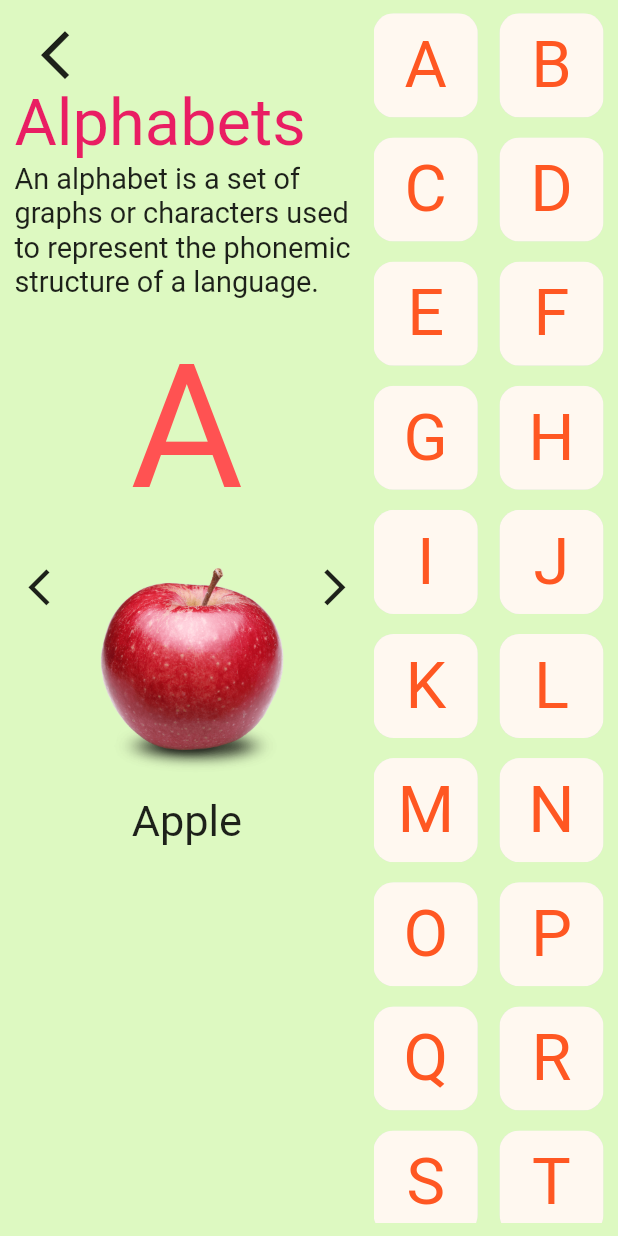
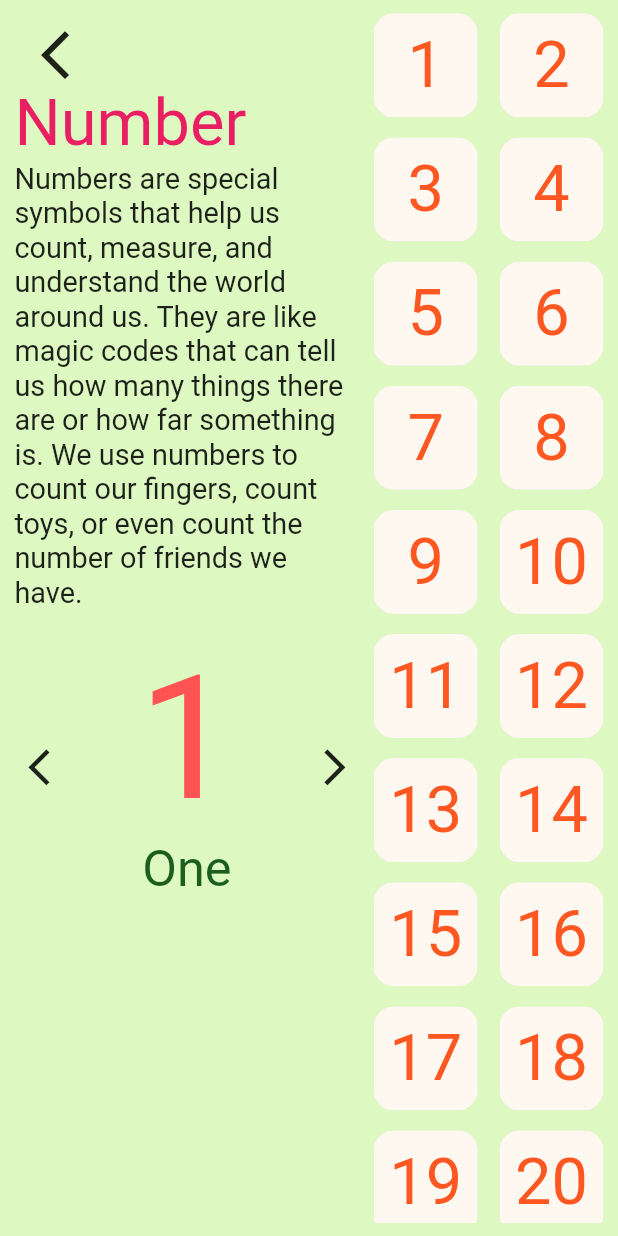
Before and after one commit to NasShihab/kids_time, a Flutter app: the screen it shows after launch, after a tap on "Number", on a phone screen of 412 x 824 dp. Run offline on Flutter 3.47's test engine with Material 2 defaults, Android fonts, the phone set to English and light mode, and no system bars; our stand-ins replace flutter_screenutil, get, google_fonts; Roboto replaces fonts that are missing (Fruktur, Skranji).

Commit message:
number page

```diff
--- a/lib/home_page/category/alphabet/alphabet.dart
+++ b/lib/home_page/category/alphabet/alphabet_page.dart
@@ -3,8 +3,8 @@ import 'package:flutter_screenutil/flutter_screenutil.dart';
 import 'package:kids_time/custom_height.dart';
 import 'package:kids_time/home_page/category/alphabet/alphabet_widget.dart';
 
-class Alphabet extends StatelessWidget {
-  const Alphabet({Key? key}) : super(key: key);
+class AlphabetPage extends StatelessWidget {
+  const AlphabetPage({Key? key}) : super(key: key);
 
   @override
   Widget build(BuildContext context) {
--- a/lib/home_page/category/alphabet/alphabet_widget.dart
+++ b/lib/home_page/category/alphabet/alphabet_widget.dart
@@ -142,7 +142,6 @@ class ContentShow extends StatelessWidget {
 class AlphabetGridView extends StatelessWidget {
   const AlphabetGridView({Key? key}) : super(key: key);
 
-
   @override
   Widget build(BuildContext context) {
     return GridView.builder(
@@ -187,3 +186,51 @@ class AlphabetGridView extends StatelessWidget {
     );
   }
 }
+
+class NumericGridView extends StatelessWidget {
+  const NumericGridView({Key? key}) : super(key: key);
+
+  @override
+  Widget build(BuildContext context) {
+    return GridView.builder(
+      shrinkWrap: true,
+      gridDelegate: SliverGridDelegateWithFixedCrossAxisCount(
+          crossAxisSpacing: 15.w, mainAxisSpacing: 15.h, crossAxisCount: 2),
+      itemCount: numberData.length,
+      itemBuilder: (context, index) {
+        return ClipRRect(
+          borderRadius: BorderRadius.circular(15.r),
+          child: Material(
+            child: InkWell(
+              splashColor: Colors.deepPurple,
+              onTap: () {
+                controller.updateIndex(index);
+              },
+              child: Ink(
+                height: 70.h,
+                width: 50.w,
+                decoration: BoxDecoration(
+                  color: const Color(0xFFfff8f0),
+                  boxShadow: [
+                    BoxShadow(
+                      color: Colors.black.withOpacity(0.15),
+                      offset: const Offset(0, 1),
+                      blurRadius: 2.0,
+                    ),
+                  ],
+                ),
+                child: Center(
+                  child: Text(
+                    numberData[index].numeric.toString(),
+                    style: GoogleFonts.fruktur(
+                        color: Colors.deepOrange, fontSize: 45.sp),
+                  ),
+                ),
+              ),
+            ),
+          ),
+        );
+      },
+    );
+  }
+}
--- a/lib/home_page/category/alphabet/data_model.dart
+++ b/lib/home_page/category/alphabet/data_model.dart
@@ -144,135 +144,62 @@ List<FruitData> fruitList = [
       description: 'Apple is red'),
 ];
 
-List<FruitData> number = [
-  FruitData(
-      title: 'Apple',
-      alphabet: '1',
-      image: 'images/fruits/apple.png',
-      description: 'Apple is red'),
-  FruitData(
-      title: 'Banana',
-      alphabet: '2',
-      image: 'images/fruits/banana.png',
-      description: 'Apple is red'),
-  FruitData(
-      title: 'Cherry',
-      alphabet: '3',
-      image: 'images/fruits/cherry.png',
-      description: 'Apple is red'),
-  FruitData(
-      title: 'Date',
-      alphabet: '4',
-      image: 'images/fruits/date.png',
-      description: 'Apple is red'),
-  FruitData(
-      title: 'Elderberry',
-      alphabet: 'E',
-      image: 'images/fruits/elderberry.png',
-      description: 'Apple is red'),
-  FruitData(
-      title: 'Fig',
-      alphabet: 'F',
-      image: 'images/fruits/fig.png',
-      description: 'Apple is red'),
-  FruitData(
-      title: 'Grape',
-      alphabet: 'G',
-      image: 'images/fruits/grape.png',
-      description: 'Apple is red'),
-  FruitData(
-      title: 'Huckleberry',
-      alphabet: 'H',
-      image: 'images/fruits/huckleberry.png',
-      description: 'Apple is red'),
-  FruitData(
-      title: 'I',
-      alphabet: 'I',
-      image: 'images/a.png',
-      description: 'Apple is red'),
-  FruitData(
-      title: 'Jack fruit',
-      alphabet: 'J',
-      image: 'images/fruits/jackfruit.png',
-      description: 'Apple is red'),
-  FruitData(
-      title: 'Kumquat',
-      alphabet: 'K',
-      image: 'images/fruits/kumquat.png',
-      description: 'Apple is red'),
-  FruitData(
-      title: 'Lemon',
-      alphabet: 'L',
-      image: 'images/fruits/lemon.png',
-      description: 'Apple is red'),
-  FruitData(
-      title: 'Mango',
-      alphabet: 'M',
-      image: 'images/fruits/mango.png',
-      description: 'Apple is red'),
-  FruitData(
-      title: 'N',
-      alphabet: 'N',
-      image: 'images/fruits/apple.png',
-      description: 'Apple is red'),
-  FruitData(
-      title: 'Orange',
-      alphabet: 'O',
-      image: 'images/fruits/orange.png',
-      description: 'Apple is red'),
-  FruitData(
-      title: 'Pineapple',
-      alphabet: 'P',
-      image: 'images/fruits/pineapple.png',
-      description: 'Apple is red'),
-  FruitData(
-      title: 'Quince',
-      alphabet: 'Q',
-      image: 'images/fruits/quince.png',
-      description: 'Apple is red'),
-  FruitData(
-      title: 'R',
-      alphabet: 'R',
-      image: 'images/fruits/apple.png',
-      description: 'Apple is red'),
-  FruitData(
-      title: 'Strawberry',
-      alphabet: 'S',
-      image: 'images/fruits/strawberry.png',
-      description: 'Apple is red'),
-  FruitData(
-      title: 'T',
-      alphabet: 'T',
-      image: 'images/fruits/apple.png',
-      description: 'Apple is red'),
-  FruitData(
-      title: 'U',
-      alphabet: 'U',
-      image: 'images/fruits/apple.png',
-      description: 'Apple is red'),
-  FruitData(
-      title: 'V',
-      alphabet: 'V',
-      image: 'images/fruits/apple.png',
-      description: 'Apple is red'),
-  FruitData(
-      title: 'Watermelon',
-      alphabet: 'W',
-      image: 'images/fruits/apple.png',
-      description: 'Apple is red'),
-  FruitData(
-      title: 'X',
-      alphabet: 'X',
-      image: 'images/fruits/apple.png',
-      description: 'Apple is red'),
-  FruitData(
-      title: 'Y',
-      alphabet: 'Y',
-      image: 'images/fruits/apple.png',
-      description: 'Apple is red'),
-  FruitData(
-      title: 'Z',
-      alphabet: 'Z',
-      image: 'images/fruits/apple.png',
-      description: 'Apple is red'),
+class NumericData {
+  String numeric;
+  String numericTitle;
+
+  NumericData({required this.numeric, required this.numericTitle});
+}
+
+List<NumericData> numberData = [
+  NumericData(numeric: '1', numericTitle: 'One'),
+  NumericData(numeric: '2', numericTitle: 'Two'),
+  NumericData(numeric: '3', numericTitle: 'Three'),
+  NumericData(numeric: '4', numericTitle: 'Four'),
+  NumericData(numeric: '5', numericTitle: 'Five'),
+  NumericData(numeric: '6', numericTitle: 'Six'),
+  NumericData(numeric: '7', numericTitle: 'Seven'),
+  NumericData(numeric: '8', numericTitle: 'Eight'),
+  NumericData(numeric: '9', numericTitle: 'Nine'),
+  NumericData(numeric: '10', numericTitle: 'Ten'),
+  NumericData(numeric: '11', numericTitle: 'Eleven'),
+  NumericData(numeric: '12', numericTitle: 'Twelve'),
+  NumericData(numeric: '13', numericTitle: 'Thirteen'),
+  NumericData(numeric: '14', numericTitle: 'Fourteen'),
+  NumericData(numeric: '15', numericTitle: 'Fifteen'),
+  NumericData(numeric: '16', numericTitle: 'Sixteen'),
+  NumericData(numeric: '17', numericTitle: 'Seventeen'),
+  NumericData(numeric: '18', numericTitle: 'Eighteen'),
+  NumericData(numeric: '19', numericTitle: 'Nineteen'),
+  NumericData(numeric: '20', numericTitle: 'Twenty'),
+  NumericData(numeric: '21', numericTitle: 'Twenty one'),
+  NumericData(numeric: '22', numericTitle: 'Twenty two'),
+  NumericData(numeric: '23', numericTitle: 'Twenty three'),
+  NumericData(numeric: '24', numericTitle: 'Twenty four'),
+  NumericData(numeric: '25', numericTitle: 'Twenty five'),
+  NumericData(numeric: '26', numericTitle: 'Twenty six'),
+  NumericData(numeric: '27', numericTitle: 'Twenty seven'),
+  NumericData(numeric: '28', numericTitle: 'Twenty eight'),
+  NumericData(numeric: '29', numericTitle: 'Twenty nine'),
+  NumericData(numeric: '30', numericTitle: 'Thirty'),
+  NumericData(numeric: '31', numericTitle: 'Thirty one'),
+  NumericData(numeric: '32', numericTitle: 'Thirty two'),
+  NumericData(numeric: '33', numericTitle: 'Thirty three'),
+  NumericData(numeric: '34', numericTitle: 'Thirty four'),
+  NumericData(numeric: '35', numericTitle: 'Thirty five'),
+  NumericData(numeric: '36', numericTitle: 'Thirty six'),
+  NumericData(numeric: '37', numericTitle: 'Thirty seven'),
+  NumericData(numeric: '38', numericTitle: 'Thirty eight'),
+  NumericData(numeric: '39', numericTitle: 'Thirty nine'),
+  NumericData(numeric: '40', numericTitle: 'Forty'),
+  NumericData(numeric: '41', numericTitle: 'Forty one'),
+  NumericData(numeric: '42', numericTitle: 'Forty two'),
+  NumericData(numeric: '43', numericTitle: 'Forty three'),
+  NumericData(numeric: '44', numericTitle: 'Forty four'),
+  NumericData(numeric: '45', numericTitle: 'Forty five'),
+  NumericData(numeric: '46', numericTitle: 'Forty six'),
+  NumericData(numeric: '47', numericTitle: 'Forty seven'),
+  NumericData(numeric: '48', numericTitle: 'Forty eight'),
+  NumericData(numeric: '49', numericTitle: 'Forty nine'),
+  NumericData(numeric: '50', numericTitle: 'Fifty'),
 ];
--- a/lib/home_page/category/category_model.dart
+++ b/lib/home_page/category/category_model.dart
@@ -8,7 +8,7 @@ class Category {
 
 List<Category> category = [
   Category('images/abc.png', 'Alphabet', '/alphabet'),
-  Category('images/123.png', 'Number', '/alphabet'),
+  Category('images/123.png', 'Number', '/number_page'),
   Category('images/read.png', 'Reading', '/alphabet'),
   Category('images/shapes.png', 'Shapes', '/alphabet'),
 ];
--- /dev/null
+++ b/lib/home_page/category/number/number_page.dart
@@ -0,0 +1,150 @@
+import 'package:flutter/material.dart';
+import 'package:flutter_screenutil/flutter_screenutil.dart';
+import 'package:get/get_state_manager/src/rx_flutter/rx_obx_widget.dart';
+import 'package:google_fonts/google_fonts.dart';
+
+import '../../../custom_height.dart';
+import '../alphabet/alphabet_widget.dart';
+import '../alphabet/data_model.dart';
+
+class NumberPage extends StatelessWidget {
+  const NumberPage({Key? key}) : super(key: key);
+
+  @override
+  Widget build(BuildContext context) {
+    return Scaffold(
+      backgroundColor: const Color(0xFFddf9c1),
+      body: SafeArea(
+        child: Padding(
+          padding: EdgeInsets.symmetric(horizontal: 10.w, vertical: 10.h),
+          child: Row(
+            crossAxisAlignment: CrossAxisAlignment.start,
+            children: [
+              Expanded(
+                flex: 3,
+                child: Column(
+                  crossAxisAlignment: CrossAxisAlignment.start,
+                  children: [
+                    IconButton(
+                        onPressed: () {
+                          Navigator.pop(context);
+                        },
+                        icon: Icon(
+                          Icons.arrow_back_ios_new,
+                          size: 40.sp,
+                        )),
+                    Text(
+                      'Number',
+                      style: GoogleFonts.skranji(
+                          fontSize: 45.sp, color: Colors.pink),
+                    ),
+                    Text(
+                      "Numbers are special symbols that help us count, measure, and understand "
+                      "the world around us. They are like magic codes that can tell us how"
+                      " many things there are or how far something is. We use numbers to count "
+                      "our fingers, count toys, or even count the number of friends we have. ",
+                      style: TextStyle(fontSize: 20.sp),
+                    ),
+                    height20(),
+                    Flexible(
+                      child: Row(
+                        children: [
+                          Expanded(
+                            flex: 1,
+                            child: IconButton(
+                              padding: EdgeInsets.zero,
+                              onPressed: () {
+                                if (controller.selectedIndex.value != 0) {
+                                  controller.selectedIndex.value--;
+                                }
+                              },
+                              icon: Icon(
+                                Icons.arrow_back_ios_new,
+                                size: 30.sp,
+                              ),
+                            ),
+                          ),
+                          Expanded(
+                            flex: 5,
+                            child: GestureDetector(
+                              onHorizontalDragEnd: (DragEndDetails details) {
+                                if (details.primaryVelocity! > 0) {
+                                  if (controller.selectedIndex.value != 0) {
+                                    controller.selectedIndex.value--;
+                                  }
+                                } else {
+                                  if (controller.selectedIndex.value !=
+                                      fruitList.length - 1) {
+                                    controller.selectedIndex.value++;
+                                  }
+                                }
+                              },
+                              child: ListView.builder(
+                                itemCount: 1,
+                                shrinkWrap: true,
+                                itemBuilder: (context, index) {
+                                  return Obx(
+                                    () => Column(
+                                      children: [
+                                        Text(
+                                          numberData[controller
+                                                  .selectedIndex.value]
+                                              .numeric
+                                              .toString(),
+                                          style: GoogleFonts.secularOne(
+                                              fontSize: 120.sp,
+                                              color: Colors.redAccent),
+                                        ),
+                                        FittedBox(
+                                          child: Text(
+                                            numberData[controller
+                                                    .selectedIndex.value]
+                                                .numericTitle
+                                                .toString(),
+                                            style: GoogleFonts.secularOne(
+                                                fontSize: 35.sp,
+                                                color: Colors.green[900]),
+                                          ),
+                                        ),
+                                      ],
+                                    ),
+                                  );
+                                },
+                              ),
+                            ),
+                          ),
+                          Expanded(
+                            flex: 1,
+                            child: IconButton(
+                              padding: EdgeInsets.zero,
+                              onPressed: () {
+                                if (controller.selectedIndex.value !=
+                                    fruitList.length - 1) {
+                                  controller.selectedIndex.value++;
+                                }
+                              },
+                              icon: Icon(
+                                Icons.arrow_forward_ios_sharp,
+                                size: 30.sp,
+                              ),
+                            ),
+                          ),
+                        ],
+                      ),
+                    )
+                  ],
+                ),
+              ),
+              width10(),
+              // const Expanded(flex: 2, child: AlphabetGridView()),
+              const Expanded(
+                flex: 2,
+                child: NumericGridView(),
+              ),
+            ],
+          ),
+        ),
+      ),
+    );
+  }
+}
--- a/lib/my_routes.dart
+++ b/lib/my_routes.dart
@@ -1,8 +1,10 @@
 import 'package:flutter/material.dart';
-import 'package:kids_time/home_page/category/alphabet/alphabet.dart';
+import 'package:kids_time/home_page/category/alphabet/alphabet_page.dart';
+import 'package:kids_time/home_page/category/number/number_page.dart';
 import 'package:kids_time/home_page/home_page.dart';
 
 var myRoutes = <String, WidgetBuilder>{
   '/': (context) => const HomePage(),
-  '/alphabet': (context) => const Alphabet(),
+  '/alphabet': (context) => const AlphabetPage(),
+  '/number_page': (context) => const NumberPage(),
 };
```
